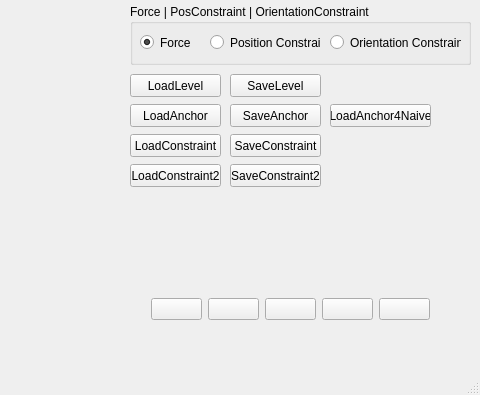
Old version of the form joint_deformation/joint_deformation/joint_deformation.ui in the repository tianny0078/JointDeformation; both pictures show x 920 to 1400 and y 455 to 850 of the 1400 by 850 pixel window.
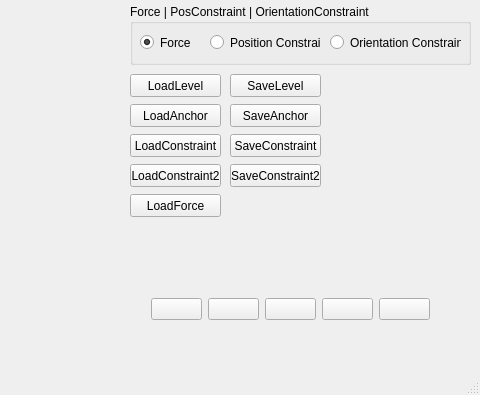
New version of the form. Icons and pictures are not drawn. Custom widgets are drawn as their Qt base class.

Commit message: load force

Diff of the .ui file:
```diff
--- a/joint_deformation/joint_deformation/joint_deformation.ui
+++ b/joint_deformation/joint_deformation/joint_deformation.ui
@@ -1708,14 +1708,14 @@
    <widget class="QPushButton" name="pushButton_loadAnchor4Naive">
     <property name="geometry">
      <rect>
-      <x>1250</x>
-      <y>530</y>
-      <width>101</width>
+      <x>1050</x>
+      <y>620</y>
+      <width>91</width>
       <height>23</height>
      </rect>
     </property>
     <property name="text">
-     <string>LoadAnchor4Naive</string>
+     <string>LoadForce</string>
     </property>
    </widget>
   </widget>
```
Left out of the diff: 15 changed lines with no effect on the pictures. The commit also changes 18 other files.
